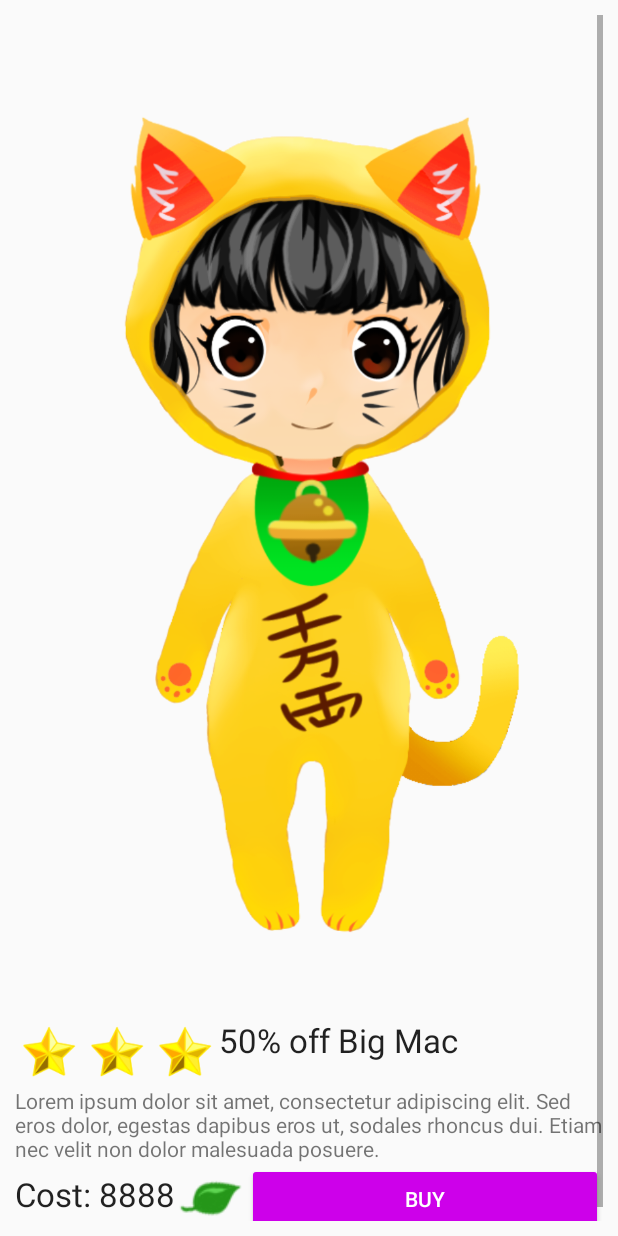
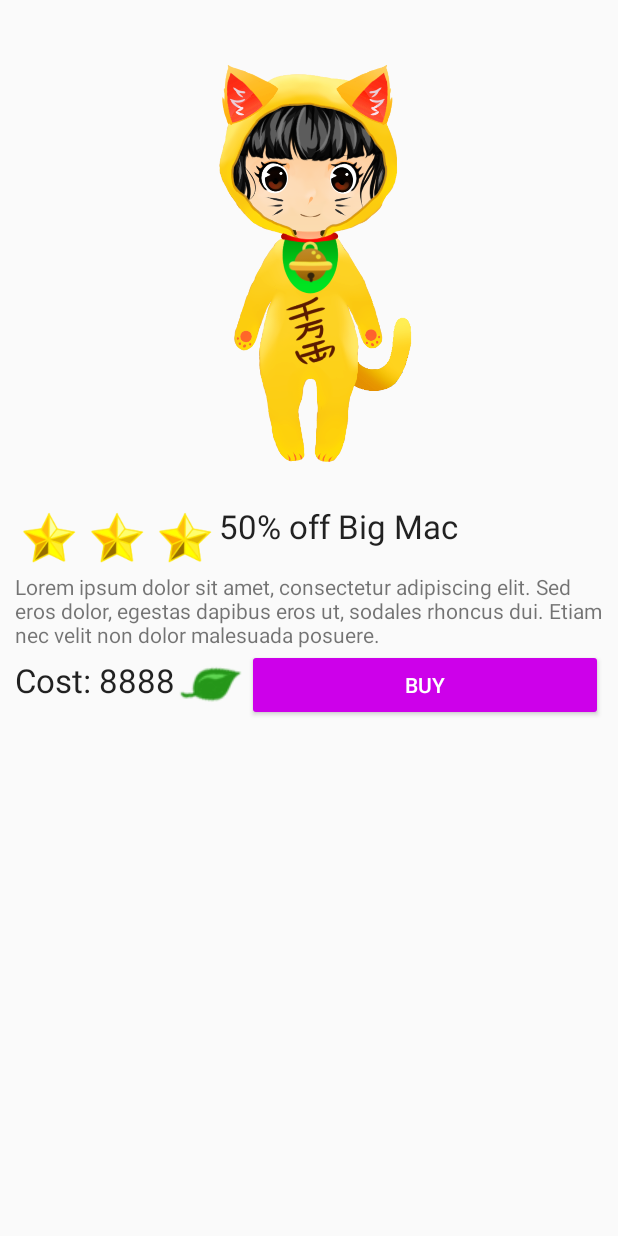
Before and after one commit to Paul-Haley/CC, an Android app: the layout activity_avatar_popup.xml on its own in the app's theme, with its tools: preview values and no code run, on a phone screen of 412 x 824 dp. Run offline under Robolectric (Android 15) with nearby library versions, the phone set to English and light mode, and no system bars.

Commit message:
removed scrolling on the avatar buy pop up

```diff
--- a/app/src/main/res/layout/activity_avatar_popup.xml
+++ b/app/src/main/res/layout/activity_avatar_popup.xml
@@ -20,8 +20,7 @@
             <ImageView
                 android:id="@+id/shop_pop_ava_image"
                 android:layout_width="match_parent"
-                android:layout_height="wrap_content"
-                android:layout_weight="1"
+                android:layout_height="326dp"
                 android:adjustViewBounds="true"
                 android:cropToPadding="false"
                 app:srcCompat="@drawable/character_girl_luckycat" />
```
